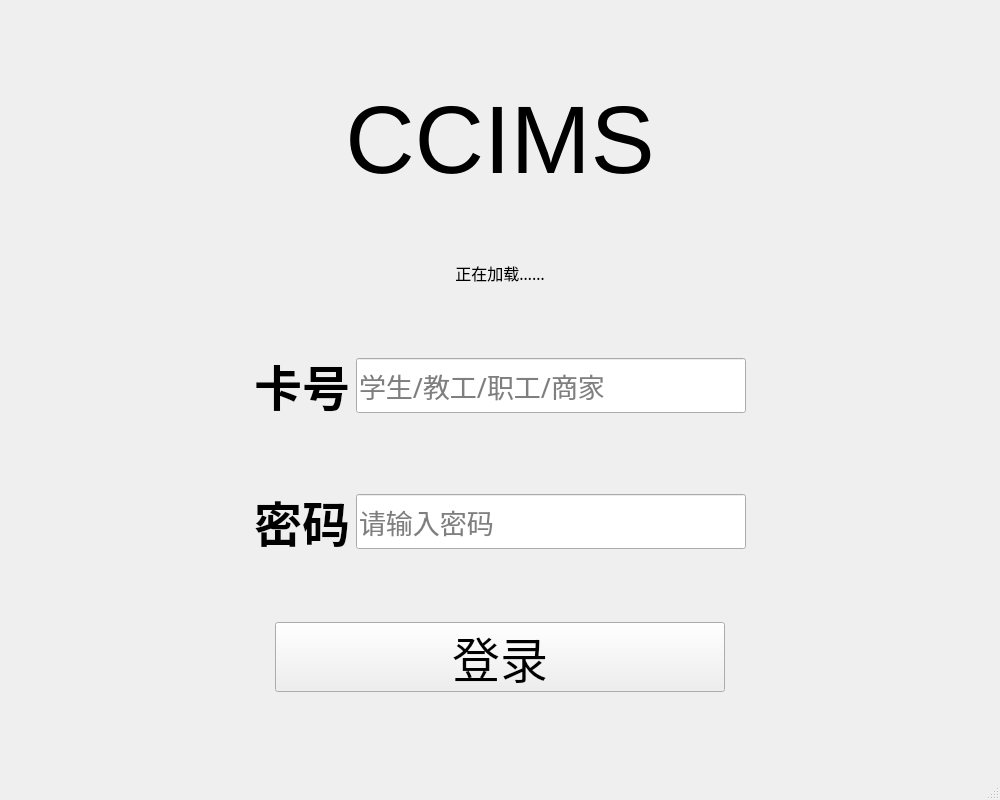
Above: mainwindow.ui from liuweiky/CCIMS before the change. Below: the same form after it.
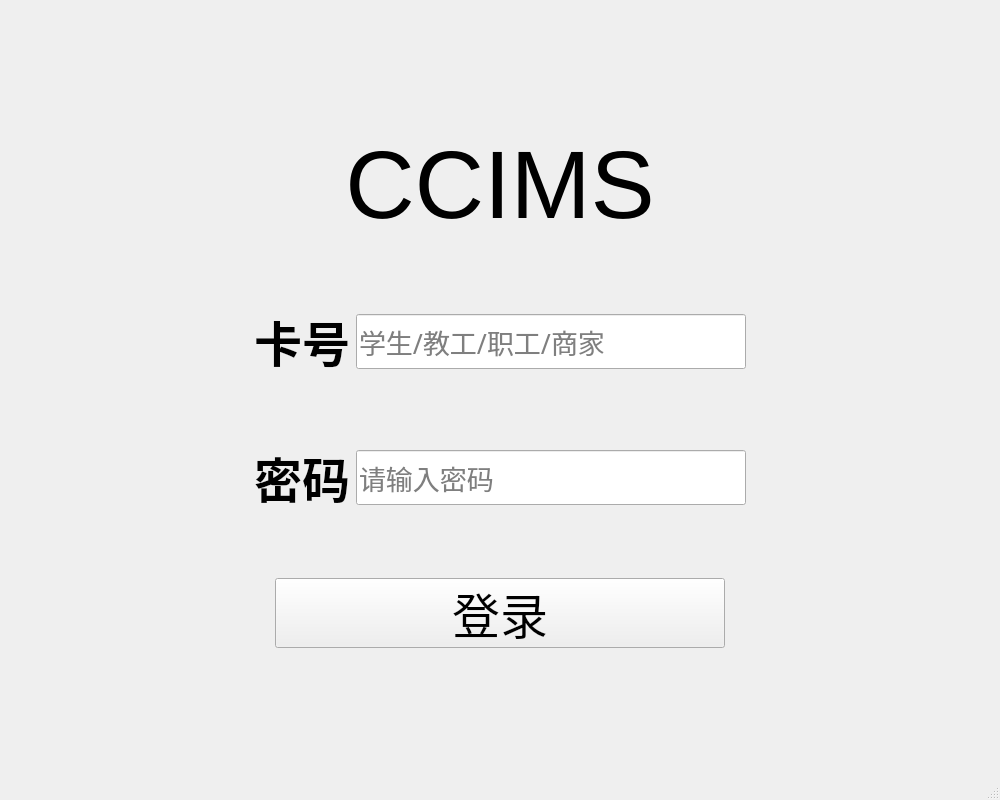
That is the form after the change.

The edit to the form file:
```diff
--- a/mainwindow.ui
+++ b/mainwindow.ui
@@ -83,7 +83,7 @@
         </property>
        </widget>
       </item>
-      <item row="2" column="0">
+      <item row="1" column="0">
        <layout class="QHBoxLayout" name="horizontalLayout">
         <item>
          <spacer name="horizontalSpacer_3">
@@ -156,7 +156,7 @@
         </item>
        </layout>
       </item>
-      <item row="4" column="0">
+      <item row="3" column="0">
        <layout class="QHBoxLayout" name="horizontalLayout_3">
         <item>
          <spacer name="horizontalSpacer">
@@ -220,7 +220,7 @@
         </item>
        </layout>
       </item>
-      <item row="3" column="0">
+      <item row="2" column="0">
        <layout class="QHBoxLayout" name="horizontalLayout_2">
         <item>
          <spacer name="horizontalSpacer_4">
@@ -293,22 +293,6 @@
         </item>
        </layout>
       </item>
-      <item row="1" column="0">
-       <widget class="QLabel" name="LoadStateLabel">
-        <property name="font">
-         <font>
-          <family>微软雅黑 Light</family>
-          <pointsize>12</pointsize>
-         </font>
-        </property>
-        <property name="text">
-         <string>正在加载……</string>
-        </property>
-        <property name="alignment">
-         <set>Qt::AlignCenter</set>
-        </property>
-       </widget>
-      </item>
      </layout>
     </item>
     <item row="1" column="2">
```
Left out of the diff: 2 changed lines with no effect on the pictures.
